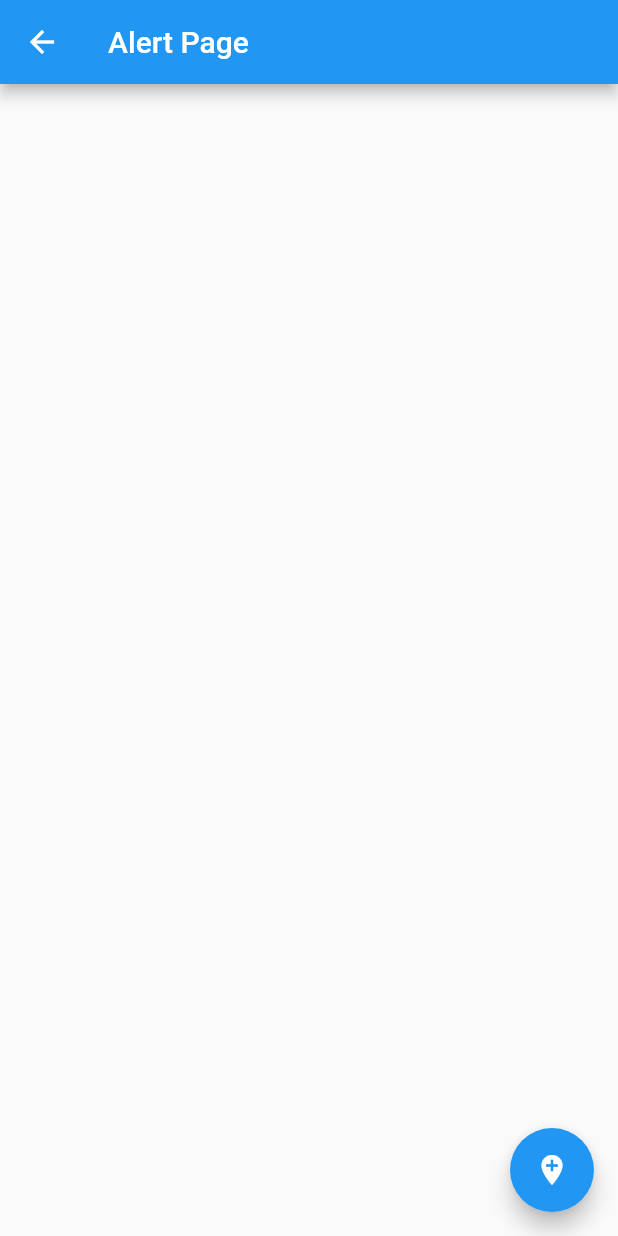
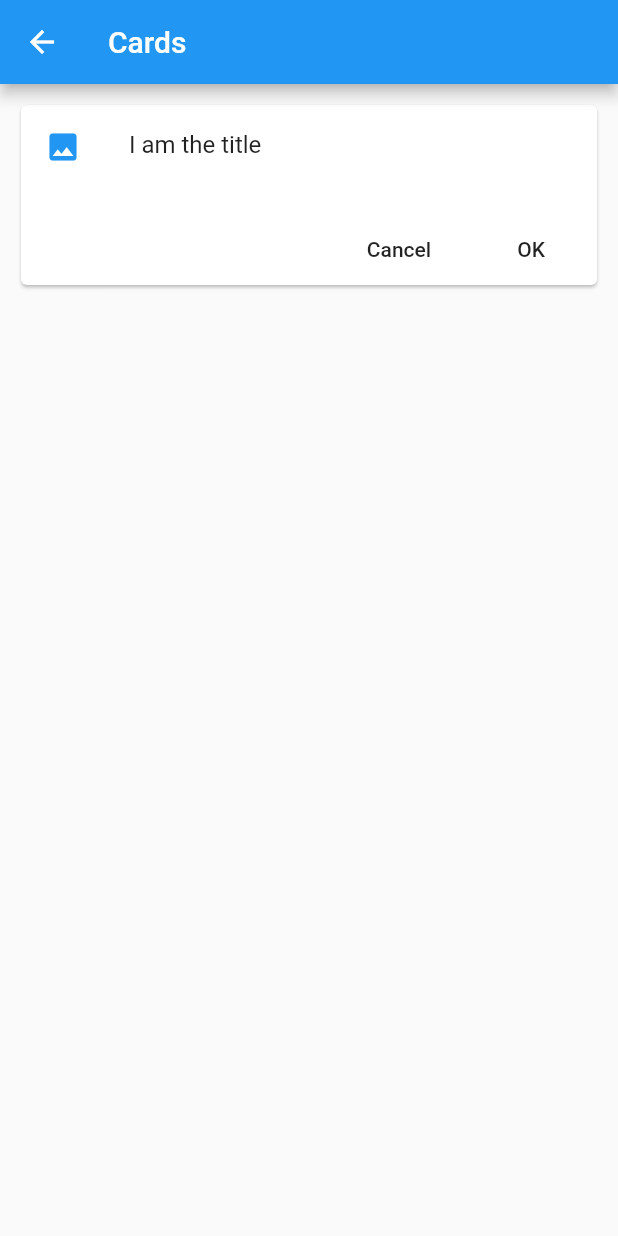
Before and after one commit to marcossevilla/flutter-components, a Flutter app: the screen it shows after launch, after a tap on "Cards", on a phone screen of 412 x 824 dp. Run offline on Flutter 3.47's test engine with Material 2 defaults, Android fonts, the phone set to English and light mode, and no system bars.

Commit message:
card widget

```diff
--- /dev/null
+++ b/lib/src/pages/card_page.dart
@@ -0,0 +1,46 @@
+import 'package:flutter/material.dart';
+
+class CardPage extends StatelessWidget {
+  @override
+  Widget build(BuildContext context) {
+    return Scaffold(
+      appBar: AppBar(
+        title: Text('Cards'),
+      ),
+      body: ListView(
+        padding: EdgeInsets.all(10.0),
+        children: <Widget>[_cardTypeOne()],
+      ),
+    );
+  }
+
+  Widget _cardTypeOne() {
+    return Card(
+      child: Column(
+        children: <Widget>[
+          ListTile(
+            leading: Icon(
+              Icons.photo,
+              color: Colors.blue,
+            ),
+            title: Text('I am the title'),
+            subtitle: Text(''),
+          ),
+          Row(
+            mainAxisAlignment: MainAxisAlignment.end,
+            children: <Widget>[
+              FlatButton(
+                child: Text('Cancel'),
+                onPressed: () {},
+              ),
+              FlatButton(
+                child: Text('OK'),
+                onPressed: () {},
+              ),
+            ],
+          ),
+        ],
+      ),
+    );
+  }
+}
--- a/lib/src/routes/routes.dart
+++ b/lib/src/routes/routes.dart
@@ -1,6 +1,8 @@
 import 'package:components/src/pages/alert_page.dart';
 import 'package:components/src/pages/avatar_page.dart';
+import 'package:components/src/pages/card_page.dart';
 import 'package:components/src/pages/home_page.dart';
+
 import 'package:flutter/material.dart';
 
 Map<String, WidgetBuilder> getAppRoutes() {
@@ -8,5 +10,6 @@ Map<String, WidgetBuilder> getAppRoutes() {
     '/': (BuildContext context) => HomePage(),
     'alert': (BuildContext context) => AlertPage(),
     'avatar': (BuildContext context) => AvatarPage(),
+    'card': (BuildContext context) => CardPage(),
   };
 }
```
